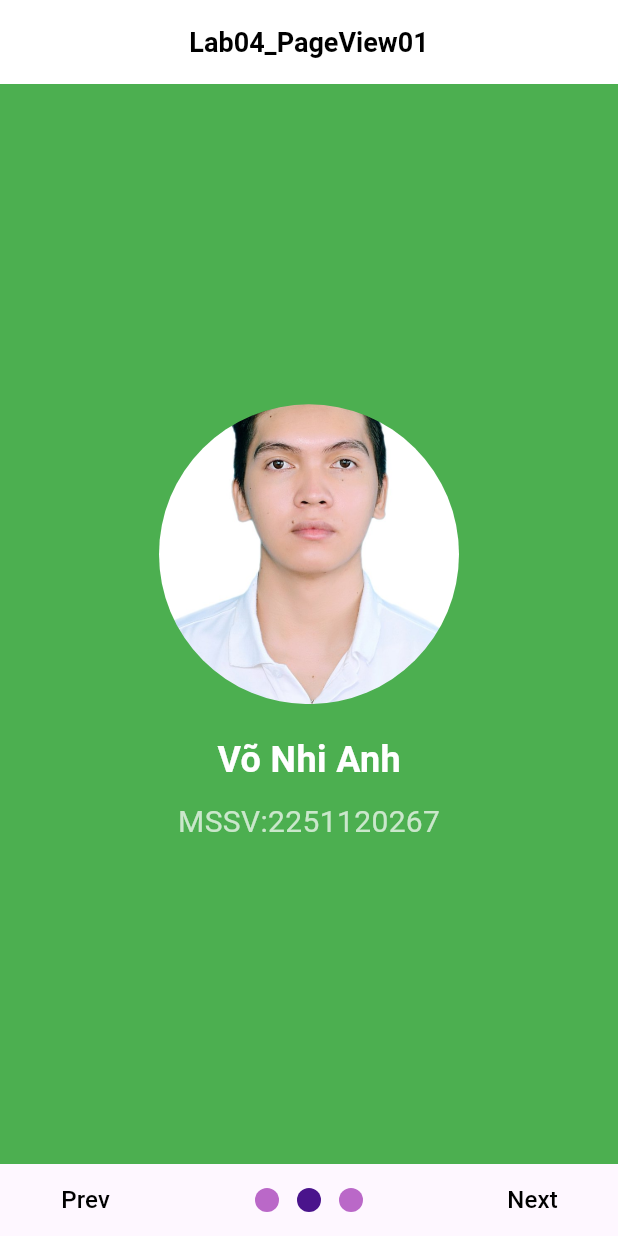
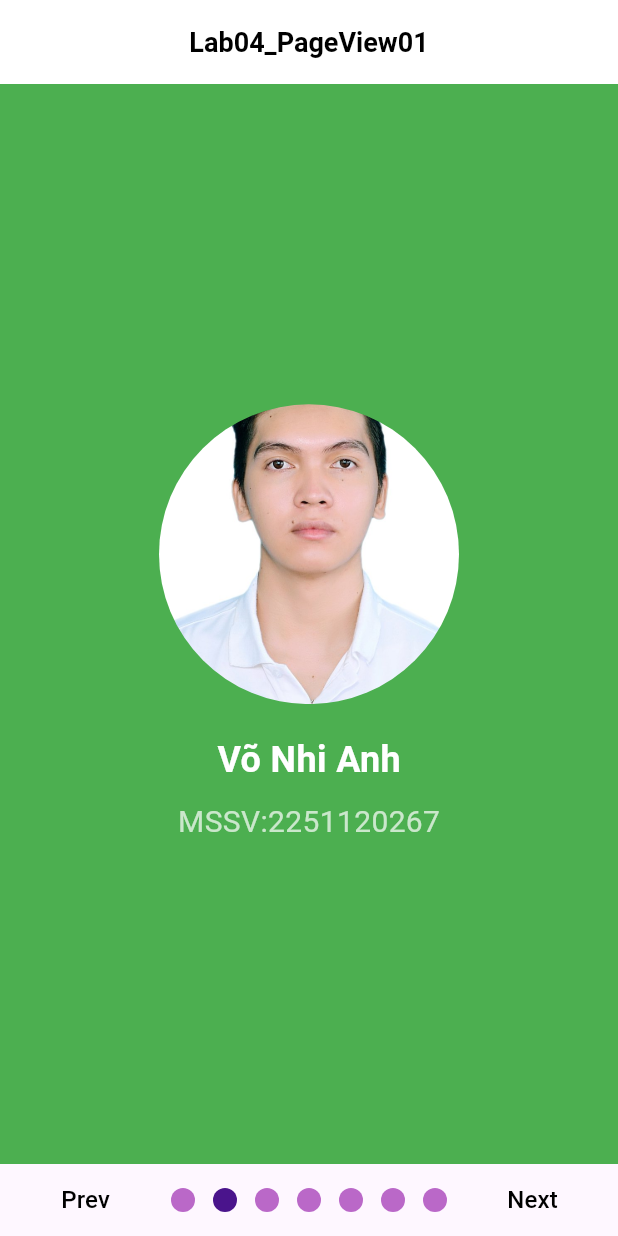
Before and after one commit to lvcu04/LT-Mobile, a Flutter app: the screen it shows after launch, after a tap on "Next", on a phone screen of 412 x 824 dp. Run offline on Flutter 3.47's test engine with Material 3 defaults, Android fonts, the phone set to English and light mode, and no system bars; drawn by our look-alikes of smooth_page_indicator.

Commit message:
update HuuThong profile

```diff
--- a/lib/main.dart
+++ b/lib/main.dart
@@ -80,7 +80,7 @@ class _MyHomePageState extends State<MyHomePage> {
   }
 
   void nextPage() {
-    if (currentIndex < 2) {
+    if (currentIndex < 3) {
       setState(() {
         currentIndex++;
       });
@@ -149,6 +149,12 @@ class _MyHomePageState extends State<MyHomePage> {
                     title: 'Nguyễn Phúc Đỉnh',
                     subtitle: 'MSSV:2251120286',
                   ),
+                  buildPage(
+                    color: Colors.greenAccent,
+                    imagePath: 'assets/images/avatar-4.png',
+                    title: 'Lê Hữu Thông',
+                    subtitle: 'MSSV:2251120321',
+                  ),
                 ],
               ),
             ),
@@ -173,7 +179,7 @@ class _MyHomePageState extends State<MyHomePage> {
                   // SmoothPageIndicator
                   SmoothPageIndicator(
                     controller: pageController,
-                    count: 3,
+                    count: 7,
                     effect: WormEffect(
                       spacing: 12.0,
                       dotColor: Colors.purple.shade300,
@@ -183,12 +189,12 @@ class _MyHomePageState extends State<MyHomePage> {
 
                   // Next
                   TextButton(
-                    onPressed: currentIndex < 2 ? nextPage : null,
+                    onPressed: currentIndex < 3 ? nextPage : null,
                     child: Text(
                       "Next",
                       style: TextStyle(
                         fontSize: 16,
-                        color: currentIndex < 2 ? Colors.black : Colors.grey,
+                        color: currentIndex < 3 ? Colors.black : Colors.grey,
                       ),
                     ),
                   ),
--- a/pubspec.yaml
+++ b/pubspec.yaml
@@ -40,3 +40,4 @@ flutter:
         - assets/images/avatar-1.png
         - assets/images/avatar-2.png
         - assets/images/avatar-3.png
+        - assets/images/avatar-4.png
```
Also changed, not shown: assets/images/avatar-4.png (added).
